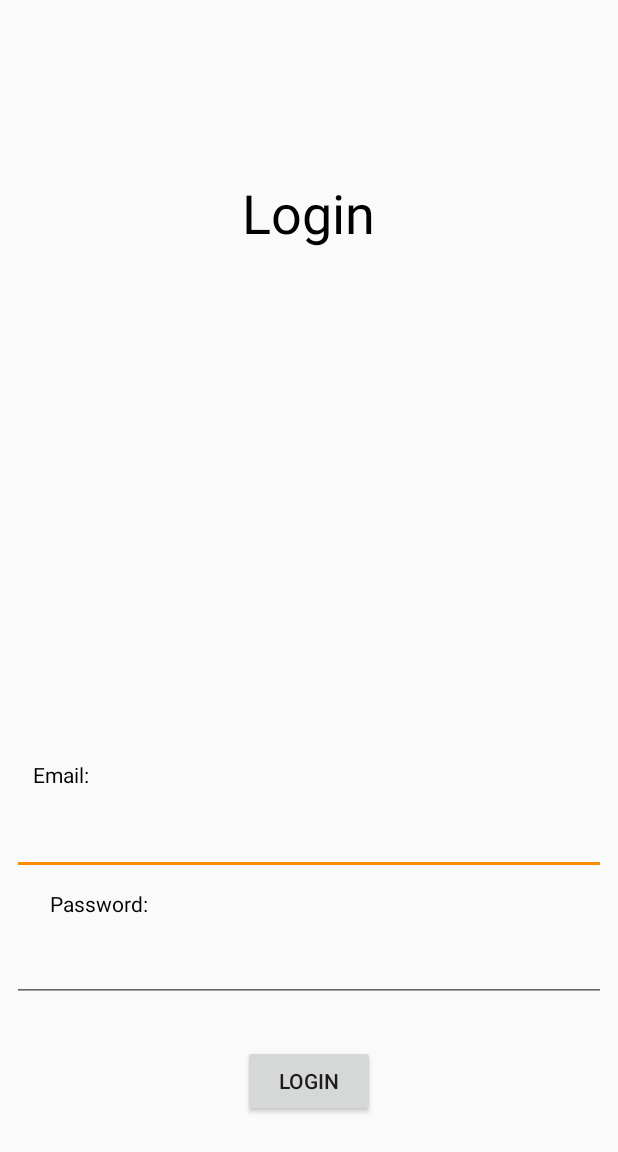
After one commit to weisheng1998/MYFeedback, an Android app: the LoginActivity screen opened directly, with no data from a screen before it, on a phone screen of 412 x 824 dp. The commit adds this screen. Shown: the top 1152 px of the screen. Run offline under Robolectric (Android 15) with nearby library versions, the phone set to English and light mode, and no system bars.

Commit message:
change fonts and add login

```diff
--- a/app/src/main/AndroidManifest.xml
+++ b/app/src/main/AndroidManifest.xml
@@ -1,10 +1,9 @@
 <?xml version="1.0" encoding="utf-8"?>
 <manifest xmlns:android="http://schemas.android.com/apk/res/android"
     package="com.myfeedback.myfeedbackprototype">
+    <uses-permission android:name="android.permission.INTERNET"></uses-permission>
     <application
         android:allowBackup="true"
-
-
         android:icon="@mipmap/ic_launcher"
         android:label="@string/app_name"
         android:roundIcon="@mipmap/ic_launcher_round"
@@ -23,7 +22,8 @@
             android:name=".MainActivity"
             android:launchMode="singleTop"
             android:theme="@style/AppTheme" />
-        <activity android:name=".AboutUsActivity"/>
+        <activity android:name=".AboutUsActivity" />
+        <activity android:name=".LoginActivity"></activity>
     </application>
 
 </manifest>
--- /dev/null
+++ b/app/src/main/java/com/myfeedback/myfeedbackprototype/LoginActivity.java
@@ -0,0 +1,31 @@
+package com.myfeedback.myfeedbackprototype;
+
+import android.support.v7.app.AppCompatActivity;
+import android.os.Bundle;
+import android.view.View;
+import android.widget.EditText;
+
+public class LoginActivity extends AppCompatActivity {
+
+    EditText email_et, password_et;
+    @Override
+    protected void onCreate(Bundle savedInstanceState) {
+
+        email_et = findViewById(R.id.email_et);
+        password_et = findViewById(R.id.password_et);
+
+        super.onCreate(savedInstanceState);
+        setContentView(R.layout.activity_login);
+    }
+
+    public void OnLogin(View view) {
+        EditText user = (EditText)findViewById(R.id.email_et);
+        String email = String.valueOf(user.getText());
+
+        EditText pass = (EditText)findViewById(R.id.password_et);
+        String password = String.valueOf(pass.getText());
+        String type = "login";
+        LoginBackground loginBackground = new LoginBackground(this);
+        loginBackground.execute(type, email, password);
+    }
+}
--- /dev/null
+++ b/app/src/main/res/layout/activity_login.xml
@@ -0,0 +1,94 @@
+<?xml version="1.0" encoding="utf-8"?>
+<android.support.constraint.ConstraintLayout xmlns:android="http://schemas.android.com/apk/res/android"
+    xmlns:app="http://schemas.android.com/apk/res-auto"
+    xmlns:tools="http://schemas.android.com/tools"
+    android:layout_width="match_parent"
+    android:layout_height="match_parent"
+    tools:context=".LoginActivity">
+
+    <EditText
+        android:id="@+id/email_et"
+        android:layout_width="match_parent"
+        android:layout_height="wrap_content"
+        android:layout_marginStart="8dp"
+        android:layout_marginTop="70dp"
+        android:layout_marginEnd="8dp"
+        android:layout_marginBottom="39dp"
+        android:inputType="textEmailAddress"
+        app:layout_constraintBottom_toTopOf="@+id/password_et"
+        app:layout_constraintEnd_toEndOf="parent"
+        app:layout_constraintHorizontal_bias="0.0"
+        app:layout_constraintStart_toStartOf="parent"
+        app:layout_constraintTop_toTopOf="parent"
+        app:layout_constraintVertical_bias="1.0" />
+
+    <EditText
+        android:id="@+id/password_et"
+        android:layout_width="match_parent"
+        android:layout_height="wrap_content"
+        android:layout_marginStart="8dp"
+        android:layout_marginEnd="8dp"
+        android:layout_marginBottom="156dp"
+        android:inputType="textPassword"
+        app:layout_constraintBottom_toBottomOf="parent"
+        app:layout_constraintEnd_toEndOf="parent"
+        app:layout_constraintHorizontal_bias="0.0"
+        app:layout_constraintStart_toStartOf="parent" />
+
+    <TextView
+        android:id="@+id/usernameTextView"
+        android:layout_width="wrap_content"
+        android:layout_height="wrap_content"
+        android:layout_marginStart="16dp"
+        android:layout_marginEnd="301dp"
+        android:layout_marginBottom="12dp"
+        android:text="Email:"
+        android:textColor="@android:color/black"
+        app:layout_constraintBottom_toTopOf="@+id/email_et"
+        app:layout_constraintEnd_toEndOf="parent"
+        app:layout_constraintHorizontal_bias="0.103"
+        app:layout_constraintStart_toStartOf="parent" />
+
+    <TextView
+        android:id="@+id/passwordTextView"
+        android:layout_width="wrap_content"
+        android:layout_height="wrap_content"
+        android:layout_marginStart="19dp"
+        android:layout_marginTop="9dp"
+        android:layout_marginEnd="300dp"
+        android:layout_marginBottom="11dp"
+        android:text="Password:"
+        android:textColor="@android:color/black"
+        app:layout_constraintBottom_toTopOf="@+id/password_et"
+        app:layout_constraintEnd_toEndOf="parent"
+        app:layout_constraintStart_toStartOf="parent"
+        app:layout_constraintTop_toBottomOf="@+id/email_et" />
+
+    <Button
+        android:id="@+id/login_btn"
+        android:layout_width="wrap_content"
+        android:layout_height="wrap_content"
+        android:layout_marginStart="148dp"
+        android:layout_marginEnd="148dp"
+        android:layout_marginBottom="79dp"
+        android:onClick="OnLogin"
+        android:text="Login"
+        app:layout_constraintBottom_toBottomOf="parent"
+        app:layout_constraintEnd_toEndOf="parent"
+        app:layout_constraintStart_toStartOf="parent" />
+
+    <TextView
+        android:id="@+id/loginTextView"
+        android:layout_width="wrap_content"
+        android:layout_height="wrap_content"
+        android:layout_marginStart="147dp"
+        android:layout_marginTop="117dp"
+        android:layout_marginEnd="148dp"
+        android:text="Login"
+        android:textColor="@android:color/black"
+        android:textSize="36sp"
+        app:layout_constraintEnd_toEndOf="parent"
+        app:layout_constraintStart_toStartOf="parent"
+        app:layout_constraintTop_toTopOf="parent" />
+
+</android.support.constraint.ConstraintLayout>
--- a/app/src/main/res/values/styles.xml
+++ b/app/src/main/res/values/styles.xml
@@ -14,7 +14,10 @@
     <style name="SplashTheme" parent="Theme.AppCompat.NoActionBar">
         <item name="android:windowBackground">@drawable/splash_background</item>
     </style>
-
     <style name="AppTheme.AppBarOverlay" parent="ThemeOverlay.AppCompat.Dark.ActionBar" />
     <style name="AppTheme.PopupOverlay" parent="ThemeOverlay.AppCompat.Light" />
+
+    <style name="GoogleSansTextAppearance">
+        <item name="android:fontFamily">@font/googlesans</item>
+    </style>
 </resources>
```
Also changed, not shown: app/src/main/java/com/myfeedback/myfeedbackprototype/LoginBackground.java (added, +88 -0 lines), app/src/main/java/com/myfeedback/myfeedbackprototype/MainActivity.java (+11 -1 lines), app/src/main/res/font/googlesans.ttf (added).
